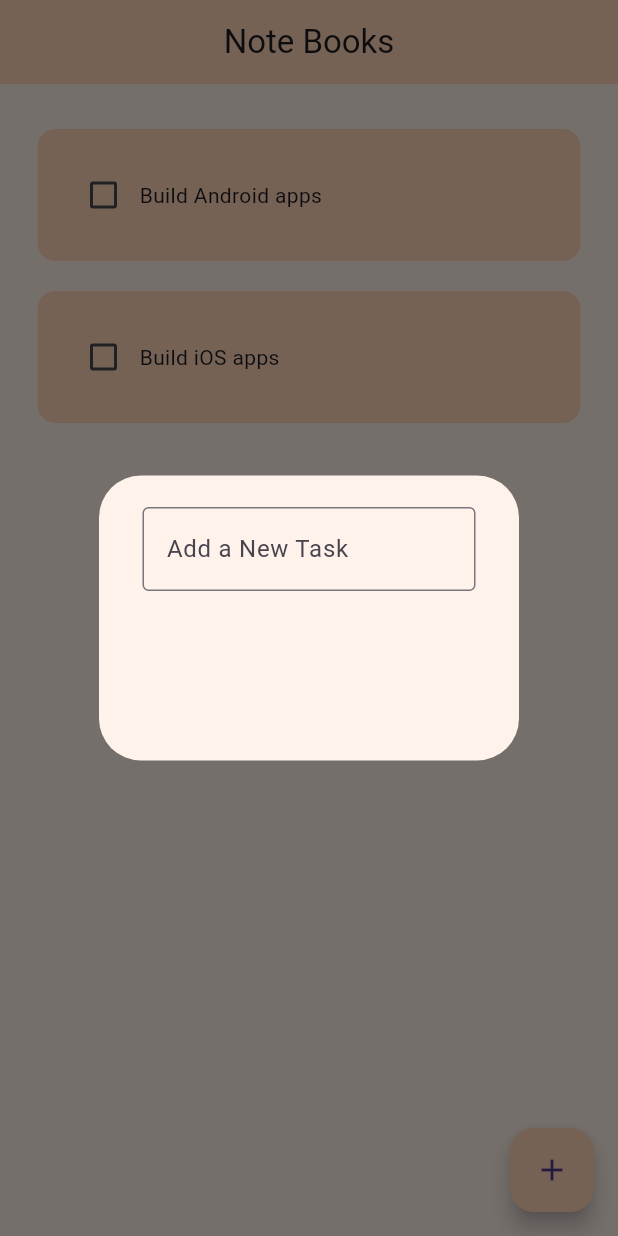
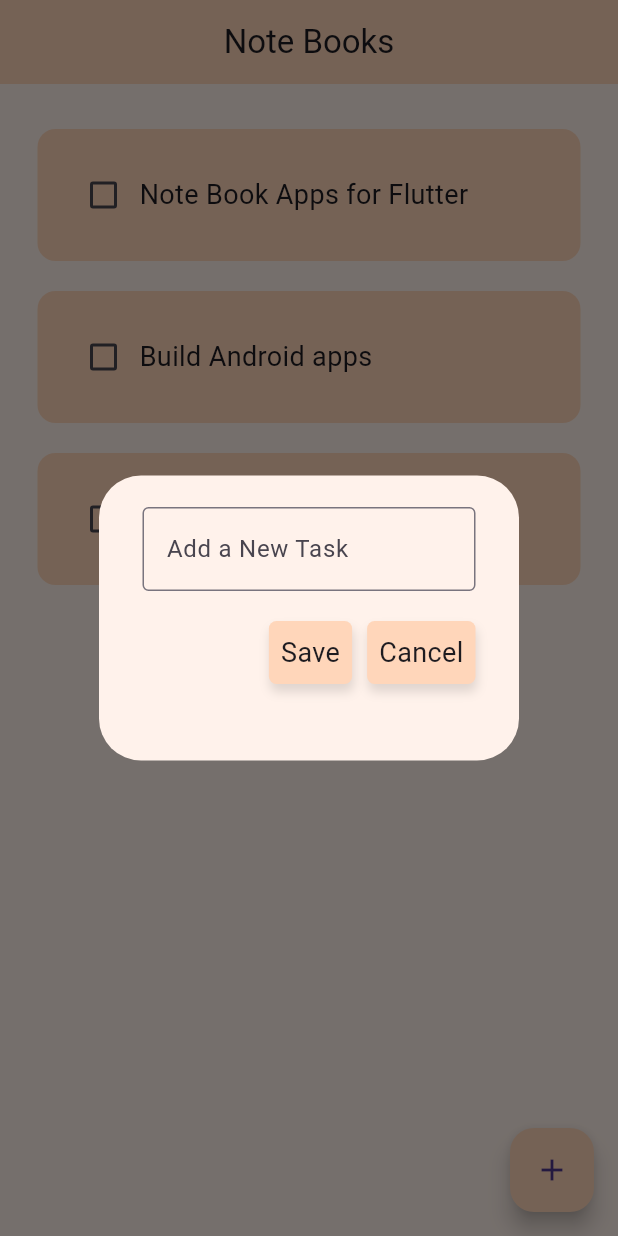
Before and after one commit to meredwan/LWN_Al_Project, a Flutter app: the screen it shows after launch, after a tap on the "add" icon, on a phone screen of 412 x 824 dp. Run offline on Flutter 3.47's test engine with Material 3 defaults, Android fonts, the phone set to English and light mode, and no system bars; drawn by our look-alikes of flutter_slidable.

Commit message:
NoteBook App Done

```diff
--- a/lib/screens/home_view.dart
+++ b/lib/screens/home_view.dart
@@ -10,23 +10,61 @@ class HomeView extends StatefulWidget {
 }
 
 class _HomeViewState extends State<HomeView> {
+  TextEditingController newTaskController = TextEditingController();
   List toDo_List = [
+    ["Note Book Apps for Flutter", false],
     ["Build Android apps", false],
-
     ["Build iOS apps", false],
-
   ];
 
-  void checkboxedChanged(bool? value, int index) {
+  void checkedboxChanged(bool? value, int index) {
     setState(() {
       toDo_List[index][1] = !toDo_List[index][1];
     });
   }
 
-  void createNewTask(){
-     showDialog(context: context, builder: (context) {
-       return Dialogbox();
-     },);
+  void clearTextField() {
+    newTaskController.clear();
+  }
+
+  void saveTask() {
+    if (newTaskController.text.trim().isEmpty) {
+      ScaffoldMessenger.of(context).showSnackBar(
+        SnackBar(
+          backgroundColor: Color(0XFFFFD6BA),
+          content: Text(
+            "Task cannot be empty",
+            style: TextStyle(color: Colors.black),
+          ),
+        ),
+      );
+      Navigator.of(context).pop();
+    } else {
+      setState(() {
+        toDo_List.add([newTaskController.text.trim(), false]);
+      });
+      Navigator.of(context).pop();
+      clearTextField();
+    }
+  }
+
+  void createNewTask() {
+    showDialog(
+      context: context,
+      builder: (context) {
+        return Dialogbox(
+          controller: newTaskController,
+          save: saveTask,
+          cancel: () => Navigator.pop(context),
+        );
+      },
+    );
+  }
+
+  void deleteTask(int index) {
+    setState(() {
+      toDo_List.removeAt(index);
+    });
   }
 
   @override
@@ -47,7 +85,8 @@ class _HomeViewState extends State<HomeView> {
             return NotebookList(
               taskName: toDo_List[index][0],
               taskCompleted: toDo_List[index][1],
-              onChange: (value) => checkboxedChanged(value, index),
+              onChange: (value) => checkedboxChanged(value, index),
+              delete: (p0) => deleteTask(index),
             );
           },
         ),
@@ -58,6 +97,5 @@ class _HomeViewState extends State<HomeView> {
         child: Icon(Icons.add),
       ),
     );
-
   }
 }
--- a/lib/screens/noteBook_list.dart
+++ b/lib/screens/noteBook_list.dart
@@ -1,20 +1,38 @@
 import 'package:flutter/material.dart';
+import 'package:flutter_slidable/flutter_slidable.dart';
 
 class NotebookList extends StatelessWidget {
   final String taskName;
   final bool taskCompleted;
   final Function(bool?)? onChange;
+  final Function(BuildContext)? delete;
 
   const NotebookList({
     super.key,
     required this.taskName,
     required this.taskCompleted,
     required this.onChange,
+    required this.delete,
   });
 
   @override
   Widget build(BuildContext context) {
-    return Container(
+    return Slidable(
+      endActionPane: ActionPane(
+        motion: StretchMotion(),
+        children: [
+          SlidableAction(
+            foregroundColor: Colors.white,
+            label: "delete",
+            onPressed: delete,
+            flex: 1,
+            icon: Icons.delete_outline,
+            backgroundColor: Colors.red,
+            borderRadius: BorderRadius.circular(20),
+          ),
+        ],
+      ),
+      child: Container(
         margin: EdgeInsets.all(10),
         padding: EdgeInsets.all(20),
         decoration: BoxDecoration(
@@ -26,11 +44,14 @@ class NotebookList extends StatelessWidget {
             Checkbox(
               checkColor: Colors.black,
               activeColor: Colors.white,
-              value: taskCompleted, onChanged: onChange),
+              value: taskCompleted,
+              onChanged: onChange,
+            ),
             //task name
             Text(
               taskName,
               style: TextStyle(
+                fontSize: 18,
                 decoration:
                     taskCompleted
                         ? TextDecoration.lineThrough
@@ -39,6 +60,7 @@ class NotebookList extends StatelessWidget {
             ),
           ],
         ),
+      ),
     );
   }
 }
--- a/lib/widgets/alert_dialog.dart
+++ b/lib/widgets/alert_dialog.dart
@@ -1,11 +1,22 @@
+import 'dart:async';
+
 import 'package:flutter/material.dart';
 
 class Dialogbox extends StatelessWidget {
-  const Dialogbox({super.key});
+  final controller;
+  VoidCallback save;
+  VoidCallback cancel;
+
+  Dialogbox({
+    super.key,
+    required this.controller,
+    required this.save,
+    required this.cancel,
+  });
 
   @override
   Widget build(BuildContext context) {
-    return  AlertDialog(
+    return AlertDialog(
       backgroundColor: Color(0XFFFFF2EB),
       content: Container(
         padding: EdgeInsets.all(5),
@@ -13,22 +24,45 @@ class Dialogbox extends StatelessWidget {
         child: Column(
           children: [
             TextFormField(
+               controller: controller,
               decoration: InputDecoration(
                 hintText: "Add a New Task",
-                border: OutlineInputBorder()
+                border: OutlineInputBorder(),
               ),
             ),
+            SizedBox(height: 20),
             Row(
+              mainAxisAlignment: MainAxisAlignment.end,
               children: [
-                Container(
-
-                )
+                buildButton("Save", save),
+                SizedBox(width: 10),
+                buildButton("Cancel", cancel),
               ],
-            )
+            ),
           ],
         ),
       ),
+    );
+  }
 
+  Widget buildButton(String text, VoidCallback onTap) {
+    return InkWell(
+      onTap: onTap,
+      child: Container(
+        padding: EdgeInsets.all(8),
+        decoration: BoxDecoration(
+          boxShadow: [
+            BoxShadow(
+              color: Colors.black12,
+              offset: Offset(1, 5),
+              blurRadius: 5,
+            ),
+          ],
+          borderRadius: BorderRadius.circular(5),
+          color: Color(0XFFFFD6BA),
+        ),
+        child: Text(text, style: TextStyle(fontSize: 18)),
+      ),
     );
   }
 }
--- a/pubspec.yaml
+++ b/pubspec.yaml
@@ -34,6 +34,7 @@ dependencies:
   # The following adds the Cupertino Icons font to your application.
   # Use with the CupertinoIcons class for iOS style icons.
   cupertino_icons: ^1.0.8
+  flutter_slidable: ^4.0.0
 
 dev_dependencies:
   flutter_test:
```
Also changed, not shown: pubspec.lock. Lines whose indentation alone changed are shown as unchanged.
